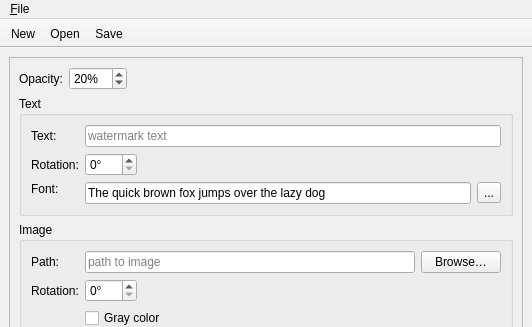
OpnTec/fashionmaker, file src/app/valentina/watermarkwindow.ui: the form before one commit; both pictures show x 0 to 532 and y 0 to 327 of the 532 by 468 pixel window.
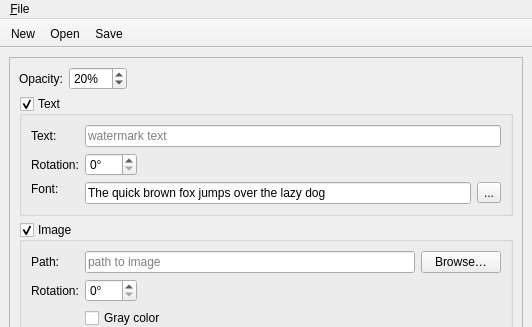
The form after the commit. Icons and pictures are not drawn.

What changed in the file:
```diff
--- a/src/app/valentina/watermarkwindow.ui
+++ b/src/app/valentina/watermarkwindow.ui
@@ -87,6 +87,12 @@
           <property name="title">
            <string>Text</string>
           </property>
+          <property name="checkable">
+           <bool>true</bool>
+          </property>
+          <property name="checked">
+           <bool>true</bool>
+          </property>
           <layout class="QFormLayout" name="formLayout_3">
            <property name="fieldGrowthPolicy">
             <enum>QFormLayout::ExpandingFieldsGrow</enum>
@@ -192,6 +198,9 @@
           <property name="title">
            <string>Image</string>
           </property>
+          <property name="checkable">
+           <bool>true</bool>
+          </property>
           <layout class="QFormLayout" name="formLayout_2">
            <property name="fieldGrowthPolicy">
             <enum>QFormLayout::ExpandingFieldsGrow</enum>
```
Left out of the diff: 4 changed lines with no effect on the pictures.
